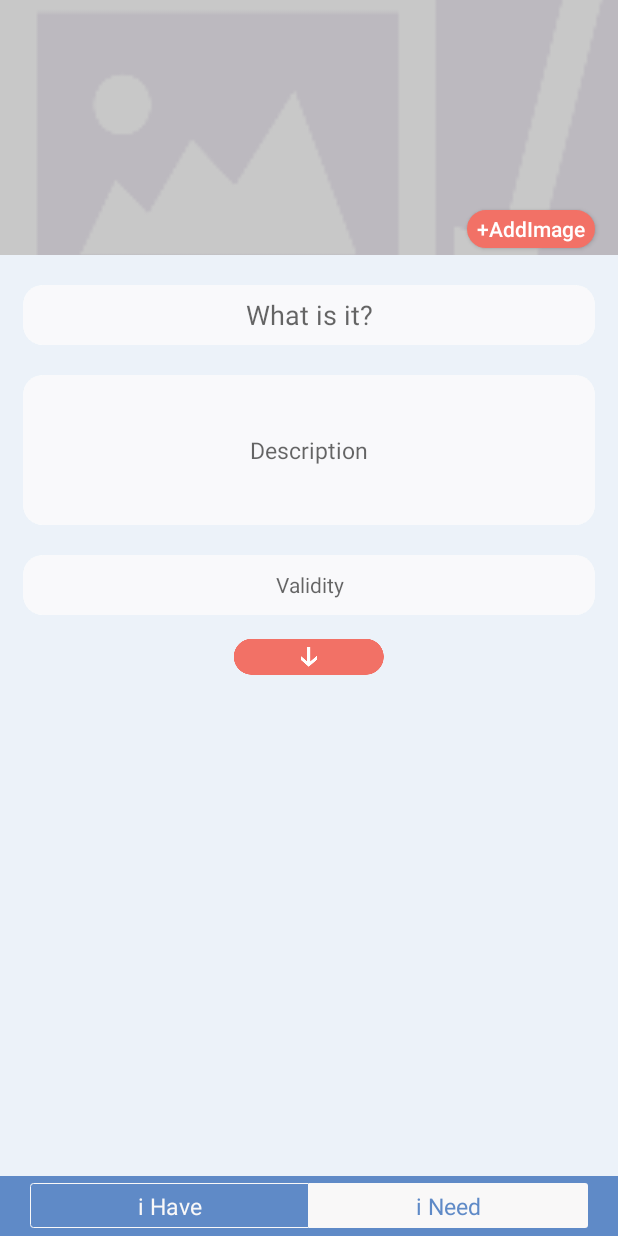
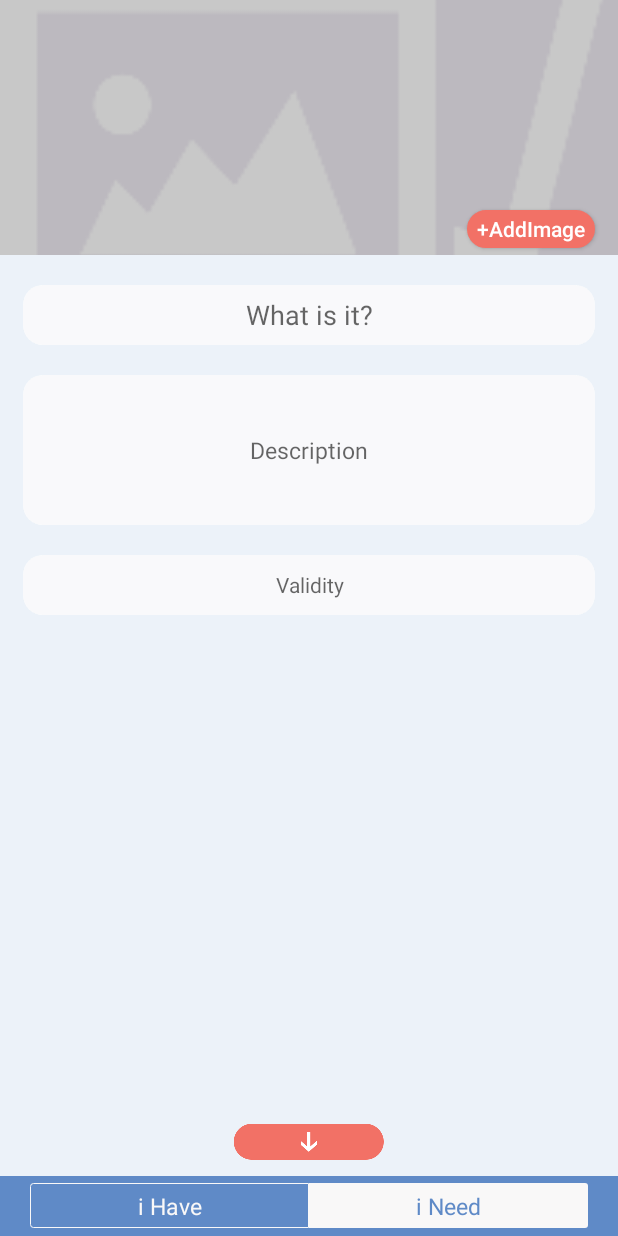
Before and after one commit to tools-zhao/VZCardsAndroid, an Android app: the layout ineed.xml on its own in the app's theme, with its tools: preview values and no code run, on a phone screen of 412 x 824 dp. Run offline under Robolectric (Android 15) with nearby library versions, the phone set to English and light mode, and no system bars; network calls fail.

```diff
--- a/vzcards/app/src/main/res/layout/ineed.xml
+++ b/vzcards/app/src/main/res/layout/ineed.xml
@@ -198,7 +198,8 @@
         android:layout_gravity="center"
         android:id="@+id/imgbtn"
         android:layout_marginTop="15dp"
-        android:layout_below="@+id/l4"
+        android:layout_above="@+id/l8"
+        android:layout_marginBottom="10dp"
         android:layout_centerHorizontal="true" />
     <LinearLayout
         android:layout_width="match_parent"
```
